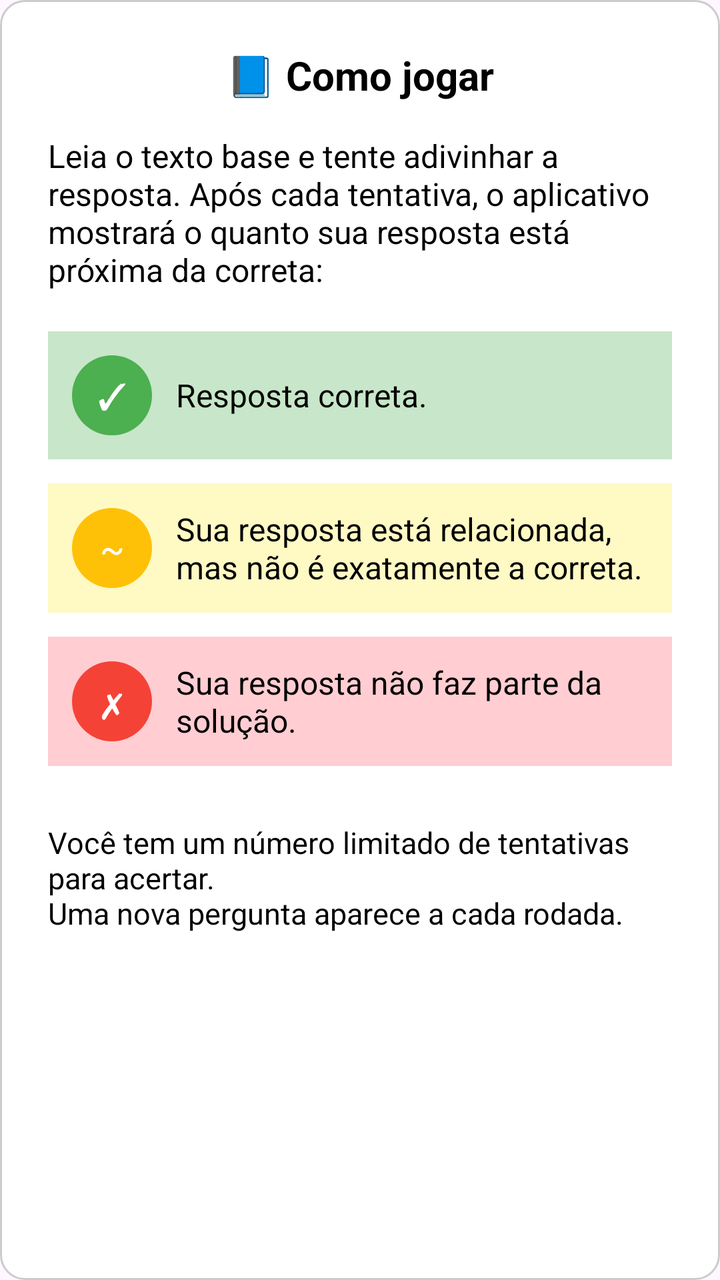
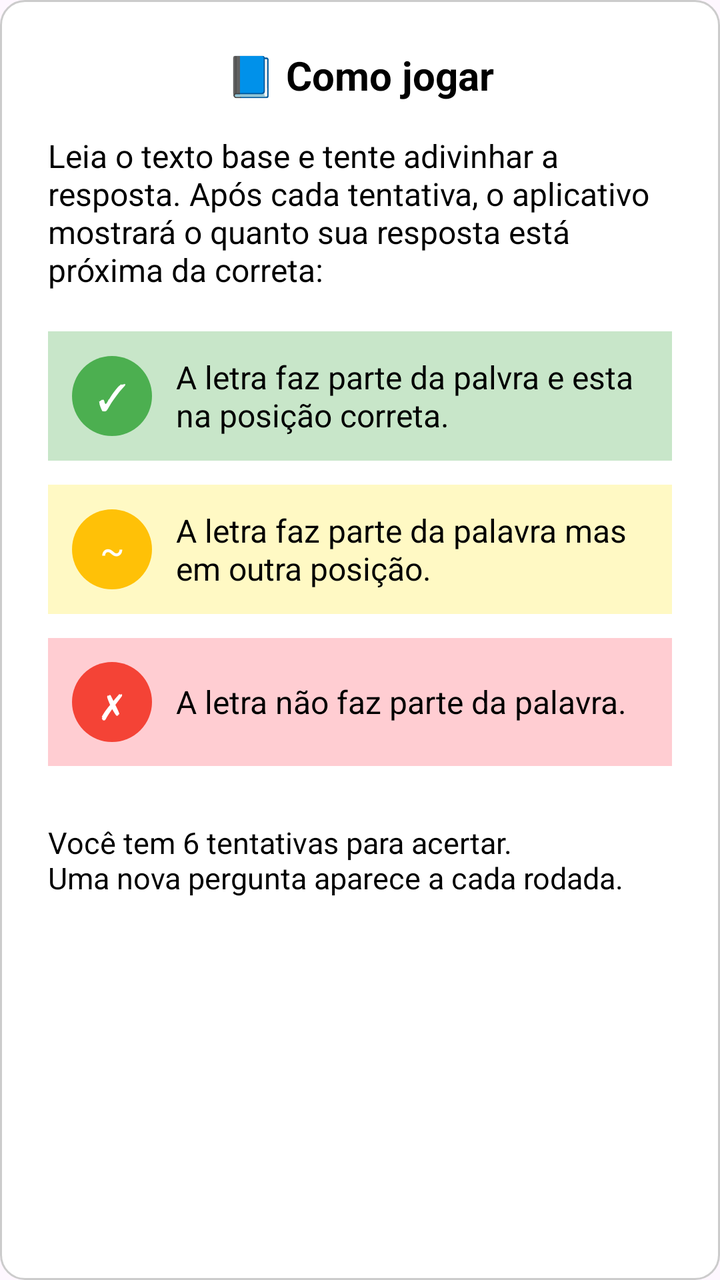

Before-and-after screenshots of an Android layout around one commit, followed by the original layout XML and the change that was made.
<!-- AndroidManifest.xml: application theme Theme.QuizEduca -->
<!-- res/layout/dialogo_ajuda.xml -->
<?xml version="1.0" encoding="utf-8"?>
<ScrollView xmlns:android="http://schemas.android.com/apk/res/android"
    android:layout_width="300dp"
    android:layout_height="wrap_content"
    android:background="@drawable/dialog_background"
    android:padding="24dp">

    <LinearLayout
        android:layout_width="match_parent"
        android:layout_height="wrap_content"
        android:orientation="vertical">

        
        <TextView
            android:layout_width="wrap_content"
            android:layout_height="wrap_content"
            android:text="📘 Como jogar"
            android:textSize="20sp"
            android:textStyle="bold"
            android:textColor="#000000"
            android:layout_gravity="center"
            android:layout_marginBottom="16dp" />

        
        <TextView
            android:layout_width="match_parent"
            android:layout_height="wrap_content"
            android:text="Leia o texto base e tente adivinhar a resposta. Após cada tentativa, o aplicativo mostrará o quanto sua resposta está próxima da correta:"
            android:textSize="16sp"
            android:textColor="#000000"
            android:layout_marginBottom="20dp" />

        
        <LinearLayout
            android:layout_width="match_parent"
            android:layout_height="wrap_content"
            android:orientation="horizontal"
            android:gravity="center_vertical"
            android:background="#C8E6C9"
            android:padding="12dp"
            android:layout_marginBottom="12dp"
            android:clipToOutline="true">

            <TextView
                android:layout_width="40dp"
                android:layout_height="40dp"
                android:gravity="center"
                android:text="✓"
                android:textSize="18sp"
                android:textColor="#FFFFFF"
                android:background="@drawable/bg_circle_green" />

            <TextView
                android:layout_width="0dp"
                android:layout_height="wrap_content"
                android:layout_weight="1"
                android:paddingStart="12dp"
                android:text="Resposta correta."
                android:textColor="#000000"
                android:textSize="16sp" />
        </LinearLayout>

        
        <LinearLayout
            android:layout_width="match_parent"
            android:layout_height="wrap_content"
            android:orientation="horizontal"
            android:gravity="center_vertical"
            android:background="#FFF9C4"
            android:padding="12dp"
            android:layout_marginBottom="12dp"
            android:clipToOutline="true">

            <TextView
                android:layout_width="40dp"
                android:layout_height="40dp"
                android:gravity="center"
                android:text="~"
                android:textSize="18sp"
                android:textColor="#FFFFFF"
                android:background="@drawable/bg_circle_yellow" />

            <TextView
                android:layout_width="0dp"
                android:layout_height="wrap_content"
                android:layout_weight="1"
                android:paddingStart="12dp"
                android:text="Sua resposta está relacionada, mas não é exatamente a correta."
                android:textColor="#000000"
                android:textSize="16sp" />
        </LinearLayout>

        
        <LinearLayout
            android:layout_width="match_parent"
            android:layout_height="wrap_content"
            android:orientation="horizontal"
            android:gravity="center_vertical"
            android:background="#FFCDD2"
            android:padding="12dp"
            android:layout_marginBottom="16dp"
            android:clipToOutline="true">

            <TextView
                android:layout_width="40dp"
                android:layout_height="40dp"
                android:gravity="center"
                android:text="✗"
                android:textSize="18sp"
                android:textColor="#FFFFFF"
                android:background="@drawable/bg_circle_red" />

            <TextView
                android:layout_width="0dp"
                android:layout_height="wrap_content"
                android:layout_weight="1"
                android:paddingStart="12dp"
                android:text="Sua resposta não faz parte da solução."
                android:textColor="#000000"
                android:textSize="16sp" />
        </LinearLayout>

        
        <TextView
            android:layout_width="match_parent"
            android:layout_height="wrap_content"
            android:text="Você tem um número limitado de tentativas para acertar.\nUma nova pergunta aparece a cada rodada."
            android:textSize="15sp"
            android:textColor="#000000"
            android:layout_marginTop="12dp" />

    </LinearLayout>
</ScrollView>
<!-- resources referenced by this layout -->
<resources>
  <!-- drawable bg_circle_green (drawable) -->
  <?xml version="1.0" encoding="utf-8"?>
  <shape xmlns:android="http://schemas.android.com/apk/res/android"
      android:shape="oval">
      <solid android:color="#4CAF50"/>
      <size
          android:width="40dp"
          android:height="40dp"/>
  </shape>
  <!-- drawable bg_circle_red (drawable) -->
  <shape xmlns:android="http://schemas.android.com/apk/res/android"
      android:shape="oval">
      <solid android:color="#F44336"/>
      <size
          android:width="40dp"
          android:height="40dp"/>
  </shape>
  <!-- drawable bg_circle_yellow (drawable) -->
  <?xml version="1.0" encoding="utf-8"?>
  <shape xmlns:android="http://schemas.android.com/apk/res/android"
      android:shape="oval">
      <solid android:color="#FFC107"/>
      <size
          android:width="40dp"
          android:height="40dp"/>
  </shape>
  <!-- drawable dialog_background (drawable) -->
  <?xml version="1.0" encoding="utf-8"?>
  <shape xmlns:android="http://schemas.android.com/apk/res/android">
      <solid android:color="#FFFFFF" />
      <corners android:radius="12dp" />
      <stroke
          android:width="1dp"
          android:color="#CCCCCC" />
  </shape>
  <style name="Theme.QuizEduca" parent="Theme.Material3.DayNight.NoActionBar">
          <item name="colorPrimary">@color/colorPrimary</item>
          <item name="colorPrimaryVariant">@color/colorPrimaryDark</item>
          <item name="colorOnPrimary">@color/white</item>
          <item name="colorSecondary">@color/colorSecondary</item>
          <item name="colorSecondaryVariant">@color/colorSecondaryDark</item>
          <item name="colorOnSecondary">@color/black</item>
          <item name="android:statusBarColor">?attr/colorPrimaryVariant</item>
      </style>
  <color name="colorPrimary">#3A8C9E</color>
  <color name="colorPrimaryDark">#2A6C7E</color>
  <color name="white">#FFFFFFFF</color>
  <color name="colorSecondary">#FF914D</color>
  <color name="colorSecondaryDark">#E6712D</color>
  <color name="black">#FF000000</color>
</resources>

<!-- the commit's change to res/layout/dialogo_ajuda.xml (unified diff, before → after) -->
@@ -55,7 +55,7 @@
                 android:layout_height="wrap_content"
                 android:layout_weight="1"
                 android:paddingStart="12dp"
-                android:text="Resposta correta."
+                android:text="A letra faz parte da palvra e esta na posição correta."
                 android:textColor="#000000"
                 android:textSize="16sp" />
         </LinearLayout>
@@ -85,7 +85,7 @@
                 android:layout_height="wrap_content"
                 android:layout_weight="1"
                 android:paddingStart="12dp"
-                android:text="Sua resposta está relacionada, mas não é exatamente a correta."
+                android:text="A letra faz parte da palavra mas em outra posição."
                 android:textColor="#000000"
                 android:textSize="16sp" />
         </LinearLayout>
@@ -115,7 +115,7 @@
                 android:layout_height="wrap_content"
                 android:layout_weight="1"
                 android:paddingStart="12dp"
-                android:text="Sua resposta não faz parte da solução."
+                android:text="A letra não faz parte da palavra."
                 android:textColor="#000000"
                 android:textSize="16sp" />
         </LinearLayout>
@@ -124,7 +124,7 @@
         <TextView
             android:layout_width="match_parent"
             android:layout_height="wrap_content"
-            android:text="Você tem um número limitado de tentativas para acertar.\nUma nova pergunta aparece a cada rodada."
+            android:text="Você tem 6 tentativas para acertar.\nUma nova pergunta aparece a cada rodada."
             android:textSize="15sp"
             android:textColor="#000000"
             android:layout_marginTop="12dp" />
